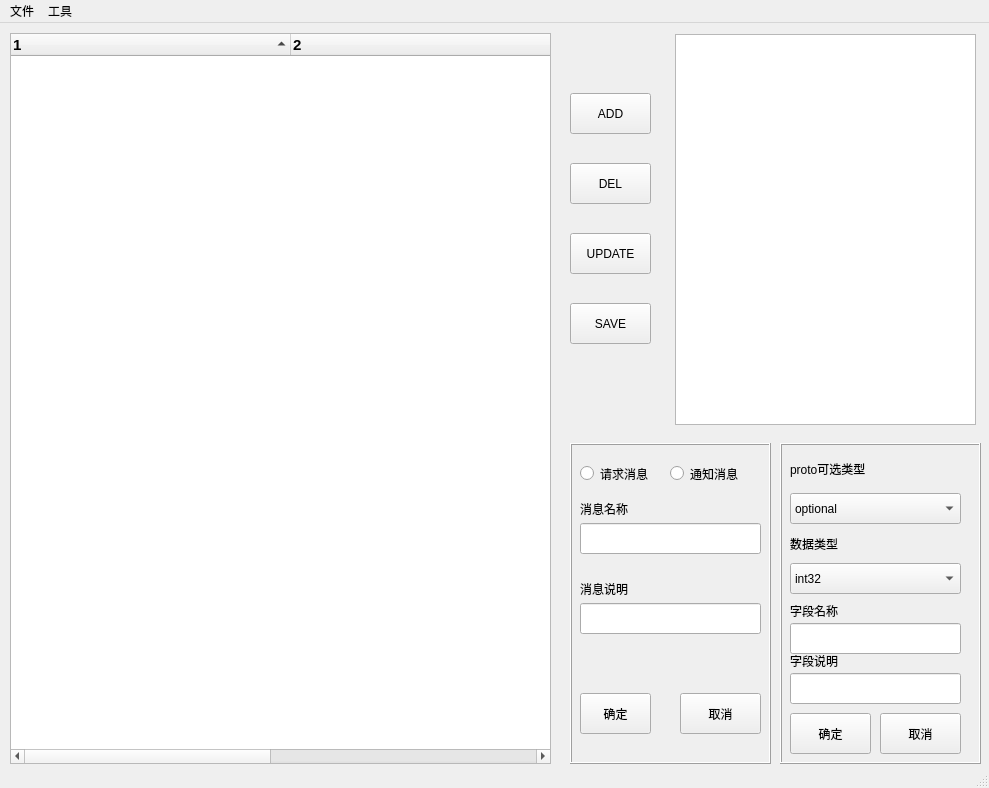
Before: the Qt Designer form Designer/ProtoUI.ui in Addision/ProtoTool, drawn with Qt 5.
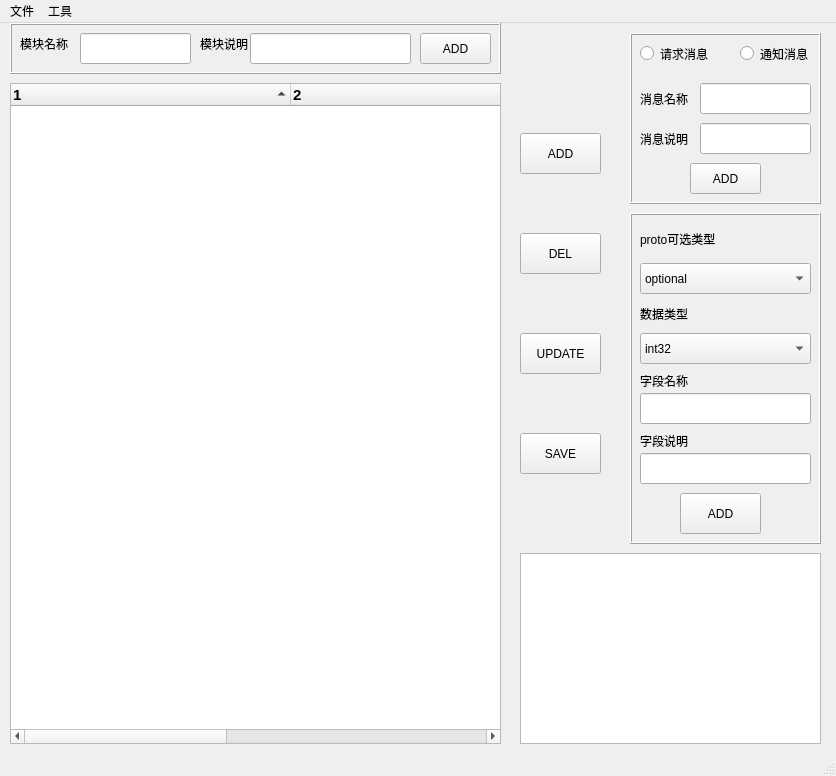
After: the same form once the commit is applied.

```diff
--- a/Designer/ProtoUI.ui
+++ b/Designer/ProtoUI.ui
@@ -6,8 +6,8 @@
    <rect>
     <x>0</x>
     <y>0</y>
-    <width>989</width>
-    <height>788</height>
+    <width>836</width>
+    <height>776</height>
    </rect>
   </property>
   <property name="windowTitle">
@@ -18,9 +18,9 @@
     <property name="geometry">
      <rect>
       <x>10</x>
-      <y>10</y>
-      <width>541</width>
-      <height>731</height>
+      <y>60</y>
+      <width>491</width>
+      <height>661</height>
      </rect>
     </property>
     <property name="font">
@@ -67,13 +67,251 @@
      </property>
     </column>
    </widget>
+   <widget class="QFrame" name="FrameMsg">
+    <property name="geometry">
+     <rect>
+      <x>630</x>
+      <y>10</y>
+      <width>191</width>
+      <height>171</height>
+     </rect>
+    </property>
+    <property name="frameShape">
+     <enum>QFrame::Box</enum>
+    </property>
+    <property name="frameShadow">
+     <enum>QFrame::Raised</enum>
+    </property>
+    <widget class="QRadioButton" name="BtnReq">
+     <property name="geometry">
+      <rect>
+       <x>10</x>
+       <y>0</y>
+       <width>81</width>
+       <height>41</height>
+      </rect>
+     </property>
+     <property name="text">
+      <string>请求消息</string>
+     </property>
+    </widget>
+    <widget class="QRadioButton" name="BtnNotify">
+     <property name="geometry">
+      <rect>
+       <x>110</x>
+       <y>10</y>
+       <width>89</width>
+       <height>21</height>
+      </rect>
+     </property>
+     <property name="text">
+      <string>通知消息</string>
+     </property>
+    </widget>
+    <widget class="QLabel" name="label_5">
+     <property name="geometry">
+      <rect>
+       <x>10</x>
+       <y>50</y>
+       <width>81</width>
+       <height>31</height>
+      </rect>
+     </property>
+     <property name="text">
+      <string>消息名称</string>
+     </property>
+    </widget>
+    <widget class="QLabel" name="label_10">
+     <property name="geometry">
+      <rect>
+       <x>10</x>
+       <y>90</y>
+       <width>61</width>
+       <height>31</height>
+      </rect>
+     </property>
+     <property name="text">
+      <string>消息说明</string>
+     </property>
+    </widget>
+    <widget class="QLineEdit" name="LetMsgCmt">
+     <property name="geometry">
+      <rect>
+       <x>70</x>
+       <y>90</y>
+       <width>111</width>
+       <height>31</height>
+      </rect>
+     </property>
+    </widget>
+    <widget class="QLineEdit" name="LetMsgName">
+     <property name="geometry">
+      <rect>
+       <x>70</x>
+       <y>50</y>
+       <width>111</width>
+       <height>31</height>
+      </rect>
+     </property>
+    </widget>
+    <widget class="QPushButton" name="BtnMsgAdd">
+     <property name="geometry">
+      <rect>
+       <x>60</x>
+       <y>130</y>
+       <width>71</width>
+       <height>31</height>
+      </rect>
+     </property>
+     <property name="text">
+      <string>ADD</string>
+     </property>
+    </widget>
+   </widget>
+   <widget class="QPushButton" name="BtnAdd">
+    <property name="geometry">
+     <rect>
+      <x>520</x>
+      <y>110</y>
+      <width>81</width>
+      <height>41</height>
+     </rect>
+    </property>
+    <property name="text">
+     <string>ADD</string>
+    </property>
+   </widget>
+   <widget class="QPushButton" name="BtnDel">
+    <property name="geometry">
+     <rect>
+      <x>520</x>
+      <y>210</y>
+      <width>81</width>
+      <height>41</height>
+     </rect>
+    </property>
+    <property name="text">
+     <string>DEL</string>
+    </property>
+   </widget>
+   <widget class="QPushButton" name="BtnUpdate">
+    <property name="geometry">
+     <rect>
+      <x>520</x>
+      <y>310</y>
+      <width>81</width>
+      <height>41</height>
+     </rect>
+    </property>
+    <property name="text">
+     <string>UPDATE</string>
+    </property>
+   </widget>
+   <widget class="QPushButton" name="BtnSave">
+    <property name="geometry">
+     <rect>
+      <x>520</x>
+      <y>410</y>
+      <width>81</width>
+      <height>41</height>
+     </rect>
+    </property>
+    <property name="text">
+     <string>SAVE</string>
+    </property>
+   </widget>
+   <widget class="QFrame" name="FrameMsg_2">
+    <property name="geometry">
+     <rect>
+      <x>10</x>
+      <y>0</y>
+      <width>491</width>
+      <height>51</height>
+     </rect>
+    </property>
+    <property name="frameShape">
+     <enum>QFrame::Box</enum>
+    </property>
+    <property name="frameShadow">
+     <enum>QFrame::Raised</enum>
+    </property>
+    <widget class="QLabel" name="label_6">
+     <property name="geometry">
+      <rect>
+       <x>10</x>
+       <y>10</y>
+       <width>51</width>
+       <height>21</height>
+      </rect>
+     </property>
+     <property name="text">
+      <string>模块名称</string>
+     </property>
+    </widget>
+    <widget class="QLineEdit" name="LetModName">
+     <property name="geometry">
+      <rect>
+       <x>70</x>
+       <y>10</y>
+       <width>111</width>
+       <height>31</height>
+      </rect>
+     </property>
+    </widget>
+    <widget class="QLabel" name="label_7">
+     <property name="geometry">
+      <rect>
+       <x>190</x>
+       <y>10</y>
+       <width>61</width>
+       <height>21</height>
+      </rect>
+     </property>
+     <property name="text">
+      <string>模块说明</string>
+     </property>
+    </widget>
+    <widget class="QLineEdit" name="LetModCmt">
+     <property name="geometry">
+      <rect>
+       <x>240</x>
+       <y>10</y>
+       <width>161</width>
+       <height>31</height>
+      </rect>
+     </property>
+    </widget>
+    <widget class="QPushButton" name="BtnModAdd">
+     <property name="geometry">
+      <rect>
+       <x>410</x>
+       <y>10</y>
+       <width>71</width>
+       <height>31</height>
+      </rect>
+     </property>
+     <property name="text">
+      <string>ADD</string>
+     </property>
+    </widget>
+   </widget>
+   <widget class="QTableView" name="BbvInfo">
+    <property name="geometry">
+     <rect>
+      <x>520</x>
+      <y>530</y>
+      <width>301</width>
+      <height>191</height>
+     </rect>
+    </property>
+   </widget>
    <widget class="QFrame" name="FrameField">
     <property name="geometry">
      <rect>
-      <x>780</x>
-      <y>420</y>
-      <width>201</width>
-      <height>321</height>
+      <x>630</x>
+      <y>190</y>
+      <width>191</width>
+      <height>331</height>
      </rect>
     </property>
     <property name="frameShape">
@@ -166,14 +404,14 @@
     <widget class="QPushButton" name="BtnFieldOk">
      <property name="geometry">
       <rect>
-       <x>10</x>
-       <y>270</y>
+       <x>50</x>
+       <y>280</y>
        <width>81</width>
        <height>41</height>
       </rect>
      </property>
      <property name="text">
-      <string>确定</string>
+      <string>ADD</string>
      </property>
     </widget>
     <widget class="QLabel" name="label_2">
@@ -224,24 +462,11 @@
       </property>
      </item>
     </widget>
-    <widget class="QPushButton" name="BtnFieldCancel">
-     <property name="geometry">
-      <rect>
-       <x>100</x>
-       <y>270</y>
-       <width>81</width>
-       <height>41</height>
-      </rect>
-     </property>
-     <property name="text">
-      <string>取消</string>
-     </property>
-    </widget>
     <widget class="QLineEdit" name="LetFieldCmt">
      <property name="geometry">
       <rect>
        <x>10</x>
-       <y>230</y>
+       <y>240</y>
        <width>171</width>
        <height>31</height>
       </rect>
@@ -251,7 +476,7 @@
      <property name="geometry">
       <rect>
        <x>10</x>
-       <y>210</y>
+       <y>220</y>
        <width>81</width>
        <height>16</height>
       </rect>
@@ -261,189 +486,13 @@
      </property>
     </widget>
    </widget>
-   <widget class="QFrame" name="FrameMsg">
-    <property name="geometry">
-     <rect>
-      <x>570</x>
-      <y>420</y>
-      <width>201</width>
-      <height>321</height>
-     </rect>
-    </property>
-    <property name="frameShape">
-     <enum>QFrame::Box</enum>
-    </property>
-    <property name="frameShadow">
-     <enum>QFrame::Raised</enum>
-    </property>
-    <widget class="QRadioButton" name="BtnReq">
-     <property name="geometry">
-      <rect>
-       <x>10</x>
-       <y>10</y>
-       <width>81</width>
-       <height>41</height>
-      </rect>
-     </property>
-     <property name="text">
-      <string>请求消息</string>
-     </property>
-    </widget>
-    <widget class="QRadioButton" name="BtnNotify">
-     <property name="geometry">
-      <rect>
-       <x>100</x>
-       <y>20</y>
-       <width>89</width>
-       <height>21</height>
-      </rect>
-     </property>
-     <property name="text">
-      <string>通知消息</string>
-     </property>
-    </widget>
-    <widget class="QLabel" name="label_5">
-     <property name="geometry">
-      <rect>
-       <x>10</x>
-       <y>50</y>
-       <width>81</width>
-       <height>31</height>
-      </rect>
-     </property>
-     <property name="text">
-      <string>消息名称</string>
-     </property>
-    </widget>
-    <widget class="QLineEdit" name="LetMsgName">
-     <property name="geometry">
-      <rect>
-       <x>10</x>
-       <y>80</y>
-       <width>181</width>
-       <height>31</height>
-      </rect>
-     </property>
-    </widget>
-    <widget class="QPushButton" name="BtnMsgOk">
-     <property name="geometry">
-      <rect>
-       <x>10</x>
-       <y>250</y>
-       <width>71</width>
-       <height>41</height>
-      </rect>
-     </property>
-     <property name="text">
-      <string>确定</string>
-     </property>
-    </widget>
-    <widget class="QPushButton" name="BtnMsgCancel">
-     <property name="geometry">
-      <rect>
-       <x>110</x>
-       <y>250</y>
-       <width>81</width>
-       <height>41</height>
-      </rect>
-     </property>
-     <property name="text">
-      <string>取消</string>
-     </property>
-    </widget>
-    <widget class="QLabel" name="label_10">
-     <property name="geometry">
-      <rect>
-       <x>10</x>
-       <y>130</y>
-       <width>81</width>
-       <height>31</height>
-      </rect>
-     </property>
-     <property name="text">
-      <string>消息说明</string>
-     </property>
-    </widget>
-    <widget class="QLineEdit" name="LetMsgCmt">
-     <property name="geometry">
-      <rect>
-       <x>10</x>
-       <y>160</y>
-       <width>181</width>
-       <height>31</height>
-      </rect>
-     </property>
-    </widget>
-   </widget>
-   <widget class="QPushButton" name="BtnAdd">
-    <property name="geometry">
-     <rect>
-      <x>570</x>
-      <y>70</y>
-      <width>81</width>
-      <height>41</height>
-     </rect>
-    </property>
-    <property name="text">
-     <string>ADD</string>
-    </property>
-   </widget>
-   <widget class="QPushButton" name="BtnDel">
-    <property name="geometry">
-     <rect>
-      <x>570</x>
-      <y>140</y>
-      <width>81</width>
-      <height>41</height>
-     </rect>
-    </property>
-    <property name="text">
-     <string>DEL</string>
-    </property>
-   </widget>
-   <widget class="QPushButton" name="BtnUpdate">
-    <property name="geometry">
-     <rect>
-      <x>570</x>
-      <y>210</y>
-      <width>81</width>
-      <height>41</height>
-     </rect>
-    </property>
-    <property name="text">
-     <string>UPDATE</string>
-    </property>
-   </widget>
-   <widget class="QPushButton" name="BtnSave">
-    <property name="geometry">
-     <rect>
-      <x>570</x>
-      <y>280</y>
-      <width>81</width>
-      <height>41</height>
-     </rect>
-    </property>
-    <property name="text">
-     <string>SAVE</string>
-    </property>
-   </widget>
-   <widget class="QTableView" name="BbvInfo">
-    <property name="geometry">
-     <rect>
-      <x>675</x>
-      <y>11</y>
-      <width>301</width>
-      <height>391</height>
-     </rect>
-    </property>
-   </widget>
   </widget>
   <widget class="QMenuBar" name="menubar">
    <property name="geometry">
     <rect>
      <x>0</x>
      <y>0</y>
-     <width>989</width>
+     <width>836</width>
      <height>23</height>
     </rect>
    </property>
```
Left out of the diff: 2 changed lines with no effect on the pictures.
